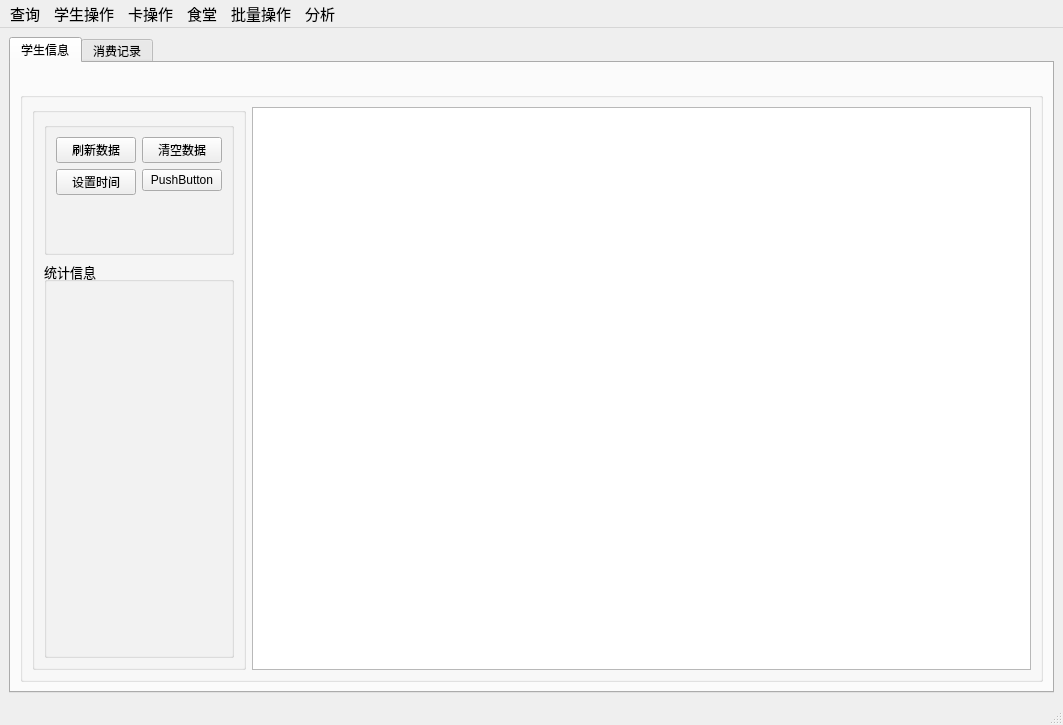
2205794866/Hustcards_v2, file mainwindow.ui: the form before one commit.
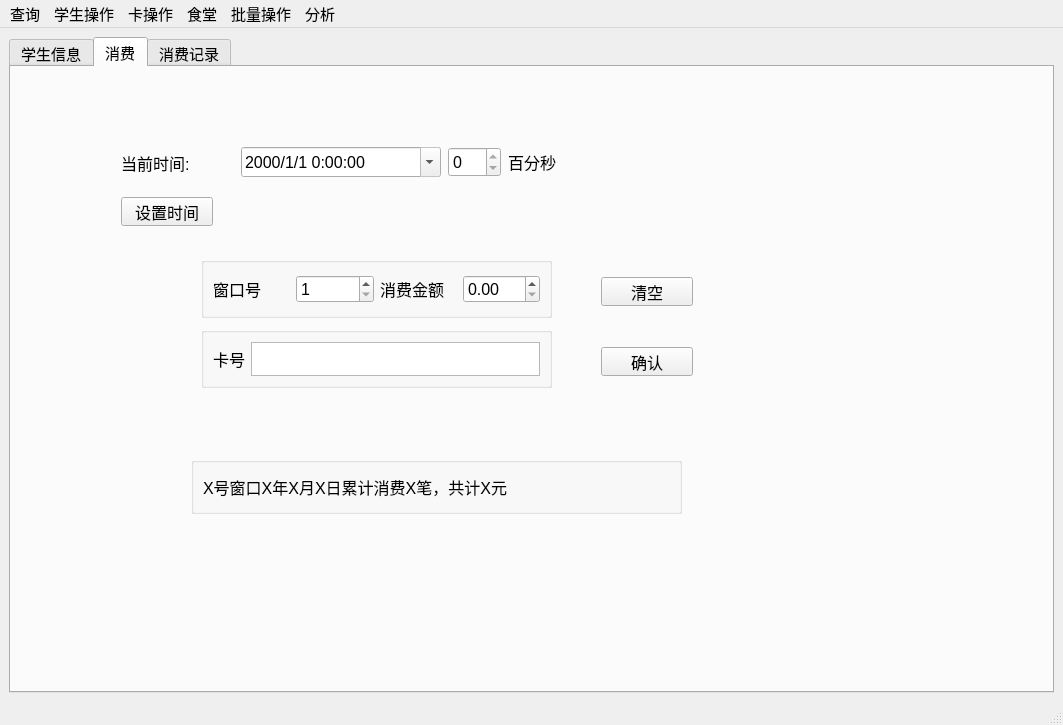
The form after the commit. The open tabs and pages were chosen to show the change. Icons and pictures are not drawn.

```diff
--- a/mainwindow.ui
+++ b/mainwindow.ui
@@ -24,12 +24,12 @@
      <pointsize>11</pointsize>
     </font>
    </property>
-   <layout class="QVBoxLayout" name="verticalLayout">
+   <layout class="QHBoxLayout" name="horizontalLayout_3">
     <item>
      <widget class="QTabWidget" name="tabWidget">
       <property name="font">
        <font>
-        <pointsize>9</pointsize>
+        <pointsize>11</pointsize>
        </font>
       </property>
       <property name="currentIndex">
@@ -58,7 +58,7 @@
              <property name="title">
               <string/>
              </property>
-             <layout class="QVBoxLayout" name="verticalLayout_2" stretch="2,6">
+             <layout class="QVBoxLayout" name="verticalLayout_2" stretch="1,6">
               <item>
                <widget class="QGroupBox" name="groupBox_2">
                 <property name="title">
@@ -79,20 +79,6 @@
                    </property>
                   </widget>
                  </item>
-                 <item row="1" column="0">
-                  <widget class="QPushButton" name="pushButton">
-                   <property name="text">
-                    <string>设置时间</string>
-                   </property>
-                  </widget>
-                 </item>
-                 <item row="1" column="1">
-                  <widget class="QPushButton" name="pushButton_2">
-                   <property name="text">
-                    <string>PushButton</string>
-                   </property>
-                  </widget>
-                 </item>
                 </layout>
                </widget>
               </item>
@@ -119,6 +105,224 @@
         </item>
        </layout>
       </widget>
+      <widget class="QWidget" name="tab_3">
+       <property name="font">
+        <font>
+         <pointsize>12</pointsize>
+        </font>
+       </property>
+       <attribute name="title">
+        <string>消费</string>
+       </attribute>
+       <widget class="QLabel" name="label">
+        <property name="geometry">
+         <rect>
+          <x>110</x>
+          <y>80</y>
+          <width>91</width>
+          <height>31</height>
+         </rect>
+        </property>
+        <property name="text">
+         <string>当前时间:</string>
+        </property>
+       </widget>
+       <widget class="QGroupBox" name="groupBox_4">
+        <property name="geometry">
+         <rect>
+          <x>190</x>
+          <y>190</y>
+          <width>351</width>
+          <height>61</height>
+         </rect>
+        </property>
+        <property name="title">
+         <string/>
+        </property>
+        <layout class="QHBoxLayout" name="horizontalLayout_4">
+         <item>
+          <widget class="QLabel" name="label_2">
+           <property name="font">
+            <font>
+             <pointsize>12</pointsize>
+            </font>
+           </property>
+           <property name="text">
+            <string>窗口号</string>
+           </property>
+          </widget>
+         </item>
+         <item>
+          <widget class="QSpinBox" name="canteen_ID_cons">
+           <property name="minimum">
+            <number>1</number>
+           </property>
+          </widget>
+         </item>
+         <item>
+          <widget class="QLabel" name="label_3">
+           <property name="font">
+            <font>
+             <pointsize>12</pointsize>
+            </font>
+           </property>
+           <property name="text">
+            <string>消费金额</string>
+           </property>
+          </widget>
+         </item>
+         <item>
+          <widget class="QDoubleSpinBox" name="money">
+           <property name="maximum">
+            <double>999.000000000000000</double>
+           </property>
+           <property name="singleStep">
+            <double>0.010000000000000</double>
+           </property>
+           <property name="stepType">
+            <enum>QAbstractSpinBox::AdaptiveDecimalStepType</enum>
+           </property>
+          </widget>
+         </item>
+        </layout>
+       </widget>
+       <widget class="QGroupBox" name="groupBox_5">
+        <property name="geometry">
+         <rect>
+          <x>190</x>
+          <y>260</y>
+          <width>351</width>
+          <height>61</height>
+         </rect>
+        </property>
+        <property name="title">
+         <string/>
+        </property>
+        <layout class="QHBoxLayout" name="horizontalLayout_5">
+         <item>
+          <widget class="QLabel" name="label_4">
+           <property name="font">
+            <font>
+             <pointsize>12</pointsize>
+            </font>
+           </property>
+           <property name="text">
+            <string>卡号</string>
+           </property>
+          </widget>
+         </item>
+         <item>
+          <widget class="QTextEdit" name="card_ID"/>
+         </item>
+        </layout>
+       </widget>
+       <widget class="QPushButton" name="consume">
+        <property name="geometry">
+         <rect>
+          <x>590</x>
+          <y>280</y>
+          <width>92</width>
+          <height>29</height>
+         </rect>
+        </property>
+        <property name="text">
+         <string>确认</string>
+        </property>
+       </widget>
+       <widget class="QPushButton" name="clear">
+        <property name="geometry">
+         <rect>
+          <x>590</x>
+          <y>210</y>
+          <width>92</width>
+          <height>29</height>
+         </rect>
+        </property>
+        <property name="text">
+         <string>清空</string>
+        </property>
+       </widget>
+       <widget class="QPushButton" name="time_set">
+        <property name="geometry">
+         <rect>
+          <x>110</x>
+          <y>130</y>
+          <width>92</width>
+          <height>29</height>
+         </rect>
+        </property>
+        <property name="text">
+         <string>设置时间</string>
+        </property>
+       </widget>
+       <widget class="QGroupBox" name="groupBox_6">
+        <property name="geometry">
+         <rect>
+          <x>180</x>
+          <y>390</y>
+          <width>491</width>
+          <height>57</height>
+         </rect>
+        </property>
+        <property name="title">
+         <string/>
+        </property>
+        <layout class="QVBoxLayout" name="verticalLayout">
+         <item>
+          <widget class="QLabel" name="tips">
+           <property name="text">
+            <string>X号窗口X年X月X日累计消费X笔，共计X元</string>
+           </property>
+          </widget>
+         </item>
+        </layout>
+       </widget>
+       <widget class="QLabel" name="label_6">
+        <property name="geometry">
+         <rect>
+          <x>497</x>
+          <y>80</y>
+          <width>71</width>
+          <height>30</height>
+         </rect>
+        </property>
+        <property name="text">
+         <string>百分秒</string>
+        </property>
+       </widget>
+       <widget class="QSpinBox" name="now_ff">
+        <property name="geometry">
+         <rect>
+          <x>437</x>
+          <y>80</y>
+          <width>53</width>
+          <height>30</height>
+         </rect>
+        </property>
+        <property name="readOnly">
+         <bool>true</bool>
+        </property>
+       </widget>
+       <widget class="QDateTimeEdit" name="now_time">
+        <property name="geometry">
+         <rect>
+          <x>230</x>
+          <y>80</y>
+          <width>200</width>
+          <height>30</height>
+         </rect>
+        </property>
+        <property name="readOnly">
+         <bool>true</bool>
+        </property>
+        <property name="displayFormat">
+         <string>yyyy/M/d H:mm:ss</string>
+        </property>
+        <property name="calendarPopup">
+         <bool>true</bool>
+        </property>
+       </widget>
+      </widget>
       <widget class="QWidget" name="tab_2">
        <attribute name="title">
         <string>消费记录</string>
```
Left out of the diff: 91 changed lines with no effect on the pictures.
